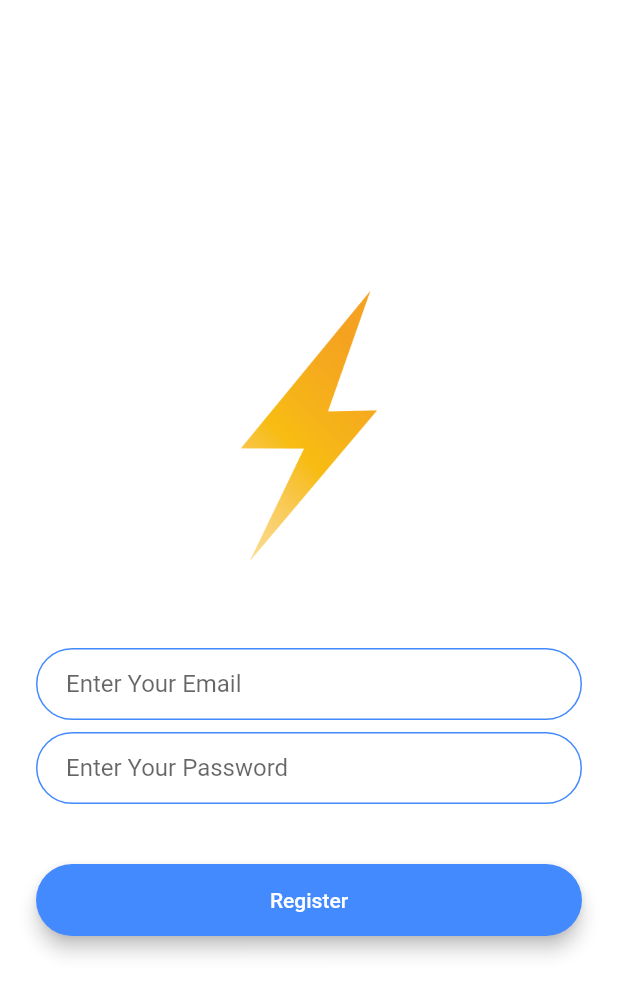
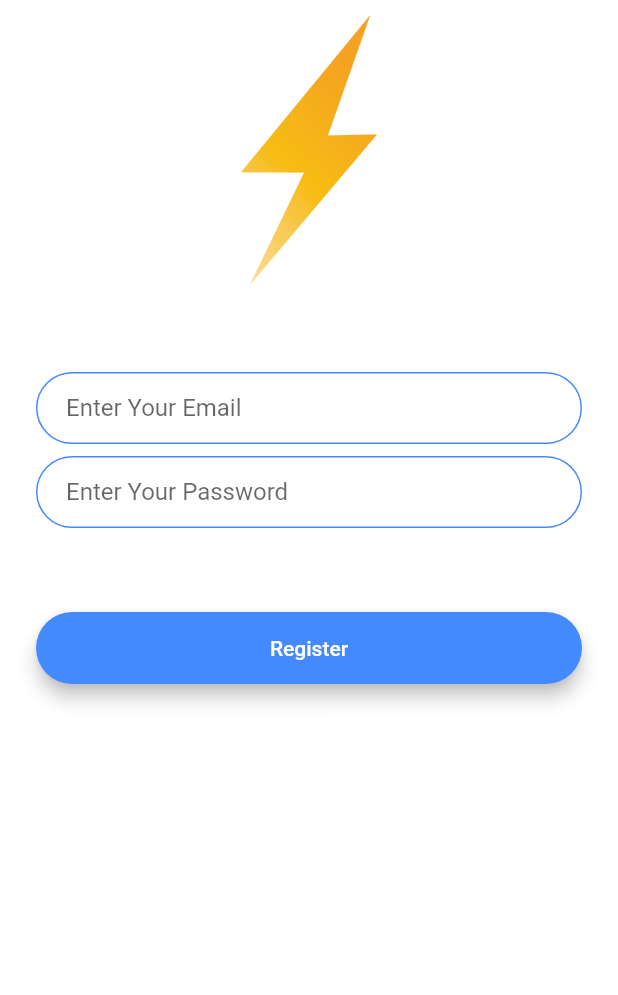
Before and after one commit to EkamSinghPandher/Grab-N-Go-Students, a Flutter app: the RegistrationScreen screen opened by its route, on a phone screen of 412 x 824 dp. Shown: the top 995 px of the screen. Run offline on Flutter 3.47's test engine with Material 2 defaults, Android fonts, the phone set to English and light mode, and no system bars; our stand-ins replace animated_text_kit, firebase_auth; accounts and stored records are empty.

Commit message:
user auth login and register for student

```diff
--- /dev/null
+++ b/StudentApp/lib/Models/Student.dart
@@ -0,0 +1,7 @@
+class Student{
+  final String uid;
+  final String email;
+
+  Student({this.uid, this.email});
+
+}
--- a/StudentApp/lib/login/registration_screen.dart
+++ /dev/null
@@ -1,69 +0,0 @@
-import 'package:StudentApp/main_pages/page_logic.dart';
-import 'package:flutter/material.dart';
-import 'package:StudentApp/components/roundedButton.dart';
-import 'package:StudentApp/constants.dart';
-
-import '../main_pages/home_screen.dart';
-
-class RegistrationScreen extends StatefulWidget {
-  static const String id = 'registration_screen';
-  @override
-  _RegistrationScreenState createState() => _RegistrationScreenState();
-}
-
-class _RegistrationScreenState extends State<RegistrationScreen> {
-  @override
-  Widget build(BuildContext context) {
-    return Scaffold(
-      backgroundColor: Colors.white,
-      body: Padding(
-        padding: EdgeInsets.symmetric(horizontal: 24.0),
-        child: Column(
-          mainAxisAlignment: MainAxisAlignment.center,
-          crossAxisAlignment: CrossAxisAlignment.stretch,
-          children: <Widget>[
-            Hero(
-              tag: 'logo',
-              child: Container(
-                height: 200.0,
-                child: Image.asset('images/logo.png'),
-              ),
-            ),
-            SizedBox(
-              height: 48.0,
-            ),
-            TextField(
-              onChanged: (value) {
-                //Do something with the user input.
-              },
-              decoration: kTextFieldDecoration.copyWith(
-                hintText: 'Enter Your Email',
-              ),
-            ),
-            SizedBox(
-              height: 8.0,
-            ),
-            TextField(
-              onChanged: (value) {
-                //Do something with the user input.
-              },
-              decoration: kTextFieldDecoration.copyWith(
-                hintText: 'Enter Your Password',
-              ),
-            ),
-            SizedBox(
-              height: 24.0,
-            ),
-            RoundedButton(
-              title: 'Register',
-              color: Colors.blueAccent,
-              onPressed: () {
-                Navigator.pushNamed(context, PageLogic.id);
-              },
-            ),
-          ],
-        ),
-      ),
-    );
-  }
-}
--- /dev/null
+++ b/StudentApp/lib/main_pages/login/registration_screen.dart
@@ -0,0 +1,106 @@
+import 'package:StudentApp/Services/auth.dart';
+import 'package:flutter/material.dart';
+import 'package:StudentApp/components/roundedButton.dart';
+import 'package:StudentApp/constants.dart';
+import './Wrapper.dart';
+
+
+class RegistrationScreen extends StatefulWidget {
+  static const String id = 'registration_screen';
+  @override
+  _RegistrationScreenState createState() => _RegistrationScreenState();
+}
+
+class _RegistrationScreenState extends State<RegistrationScreen> {
+  final _auth = AuthService();
+  final formKey = GlobalKey<FormState>();
+
+  String email = '';
+  String password = '';
+  String errorMsg = '';
+  @override
+  Widget build(BuildContext context) {
+    return Scaffold(
+      backgroundColor: Colors.white,
+      body: SingleChildScrollView(
+        child: Padding(
+          padding: EdgeInsets.symmetric(horizontal: 24.0),
+          child: Form(
+            key: formKey,
+            child: Column(
+              mainAxisAlignment: MainAxisAlignment.center,
+              crossAxisAlignment: CrossAxisAlignment.stretch,
+              children: <Widget>[
+                Hero(
+                  tag: 'logo',
+                  child: Container(
+                    height: 200.0,
+                    child: Image.asset('images/logo.png'),
+                  ),
+                ),
+                SizedBox(
+                  height: 48.0,
+                ),
+                TextFormField(
+                  validator: (val) => val.isEmpty ? 'Enter your email' : null,
+                  onChanged: (value) {
+                    setState(() {
+                      email = value;
+                    });
+                  },
+                  decoration: kTextFieldDecoration.copyWith(
+                    hintText: 'Enter Your Email',
+                  ),
+                ),
+                SizedBox(
+                  height: 8.0,
+                ),
+                TextFormField(
+                  validator: (val) => (val.length < 8)
+                      ? 'Password must be at least 8 character long'
+                      : null,
+                  obscureText: true,
+                  onChanged: (value) {
+                    setState(() {
+                      password = value;
+                    });
+                  },
+                  decoration: kTextFieldDecoration.copyWith(
+                    hintText: 'Enter Your Password',
+                  ),
+                ),
+                Container(
+                  alignment: Alignment.center,
+                  child: Padding(
+                    padding: EdgeInsets.symmetric(vertical: 12),
+                    child: Text(
+                      errorMsg.toString(),
+                      style: TextStyle(color: Colors.red, fontSize: 14),
+                    ),
+                  ),
+                ),
+                RoundedButton(
+                  title: 'Register',
+                  color: Colors.blueAccent,
+                  onPressed: () async {
+                    if (formKey.currentState.validate()) {
+                      dynamic result = await _auth.registerUser(email, password);
+                      if (result == null) {
+                        setState(() {
+                          errorMsg =
+                              'Please enter a unused or valid email or password';
+                        });
+                      }else{
+                        Navigator.of(context).pushReplacementNamed(Wrapper.id);
+                      }
+                    }
+                  },
+                ),
+              ],
+            ),
+          ),
+        ),
+      ),
+    );
+  }
+}
--- a/StudentApp/lib/login/welcome_screen.dart
+++ b/StudentApp/lib/main_pages/login/welcome_screen.dart
@@ -1,5 +1,5 @@
-import 'package:StudentApp/login/login_screen.dart';
-import 'package:StudentApp/login/registration_screen.dart';
+import 'package:StudentApp/main_pages/login/login_screen.dart';
+import 'package:StudentApp/main_pages/login/registration_screen.dart';
 import 'package:flutter/material.dart';
 import 'package:animated_text_kit/animated_text_kit.dart';
 import 'package:StudentApp/components/roundedButton.dart';
--- a/StudentApp/lib/main_pages/profile_screen.dart
+++ b/StudentApp/lib/main_pages/profile_screen.dart
@@ -1,3 +1,4 @@
+import 'package:StudentApp/Services/auth.dart';
 import 'package:flutter/material.dart';
 
 class ProfileScreen extends StatefulWidget {
@@ -23,7 +24,7 @@ class _ProfileScreenState extends State<ProfileScreen> {
       ),
       body: SafeArea(
         child: Center(
-          child: Text('This is Profile Page'),
+          child: FlatButton(onPressed: () =>AuthService().signOut(), child: Text('Sign Out')),
         ),
       ),
     );
--- a/StudentApp/pubspec.yaml
+++ b/StudentApp/pubspec.yaml
@@ -23,6 +23,10 @@ environment:
 dependencies:
   flutter:
     sdk: flutter
+  provider: ^4.1.3
+  firebase_core: ^0.4.0+9
+  firebase_auth: ^0.14.0+5
+  cloud_firestore: ^0.12.9+5
 
 
   # The following adds the Cupertino Icons font to your application.
```
Also changed, not shown: StudentApp/lib/Services/auth.dart (added, +54 -0 lines), StudentApp/lib/login/login_screen.dart (deleted, +0 -67 lines), StudentApp/lib/main.dart (+14 -7 lines), StudentApp/lib/main_pages/bottom_bar.dart (renamed from StudentApp/lib/main_pages/page_logic.dart, +8 -8 lines), StudentApp/lib/main_pages/login/Wrapper.dart (added, +19 -0 lines), StudentApp/lib/main_pages/login/login_screen.dart (added, +101 -0 lines), StudentApp/lib/main_pages/messages_screen.dart (renamed from StudentApp/lib/main_pages/shop_screen.dart, +5 -5 lines), StudentApp/lib/main_pages/orders_screen.dart (renamed from StudentApp/lib/main_pages/history_screen.dart, +5 -5 lines), StudentApp/lib/main_pages/Home_Screen/home_screen.dart (renamed from StudentApp/lib/main_pages/home_screen.dart), StudentApp/pubspec.lock, 3 other files.
